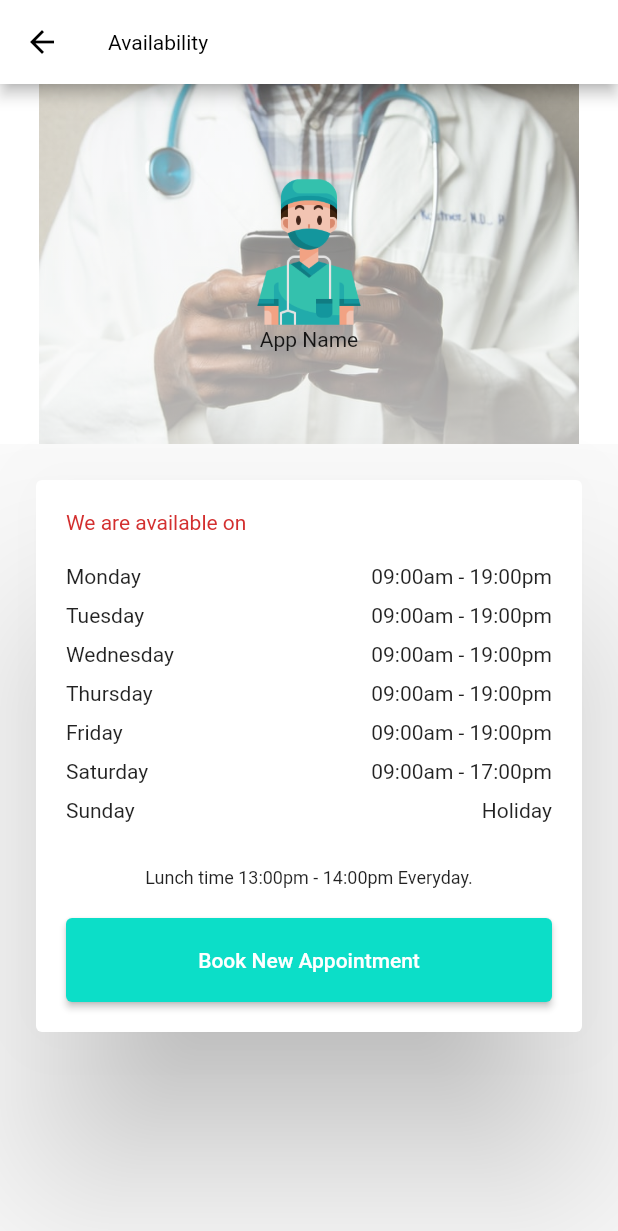
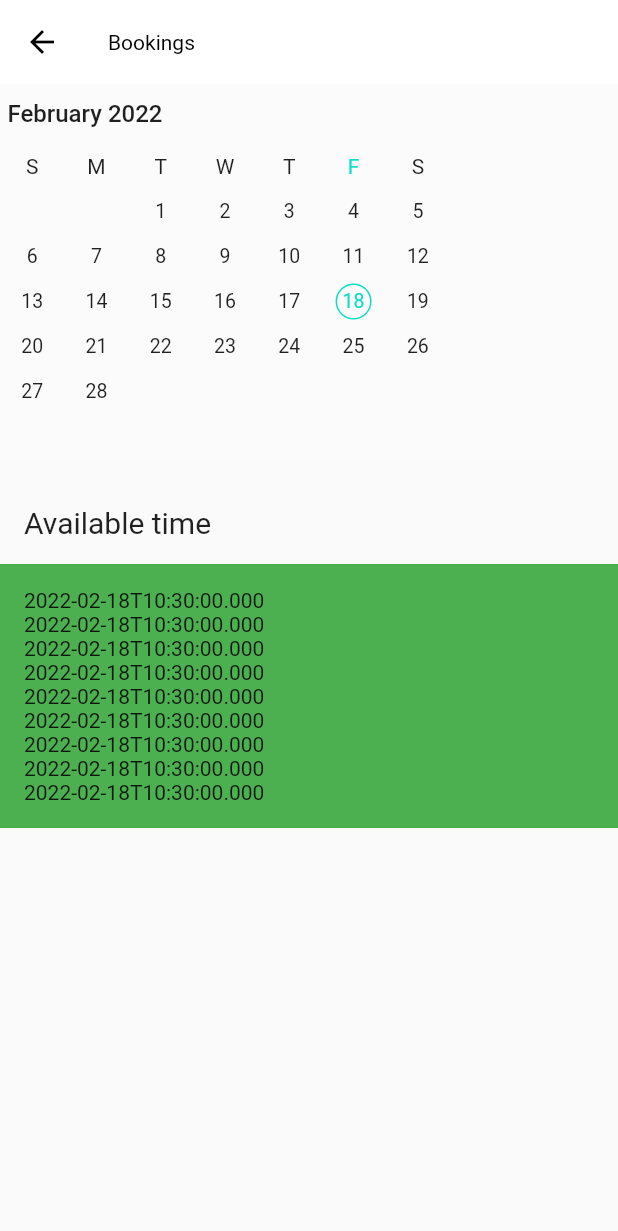
Before and after one commit to khethelogp/drapp, a Flutter app: the screen it shows after launch, on a phone screen of 412 x 824 dp. Shown: the top 1231 px of the screen. Run offline on Flutter 3.47's test engine with Material 2 defaults, Android fonts, the phone set to English and light mode, and no system bars; drawn by our look-alikes of syncfusion_flutter_datepicker.

Commit message:
bookings screen

```diff
--- a/lib/data/available_times.dart
+++ b/lib/data/available_times.dart
@@ -17,3 +17,15 @@ final List aTime =[
   {'day' : 'Saturday', 'hours': '09:00am - 17:00pm'},
   {'day': 'Sunday', 'hours': 'Holiday'}
 ];
+
+const AVAILABLE_TIMES = [
+  {'time': '10:00 AM'},
+  {'time': '11:00 AM'},
+  {'time': '12:00 PM'},
+  {'time': '13:00 PM'},
+  {'time': '14:00 PM'},
+  {'time': '15:00 PM'},
+  {'time': '16:00 PM'},
+  {'time': '17:00 PM'},
+  {'time': '18:00 PM'},
+];
--- a/lib/data/user_tabs.dart
+++ b/lib/data/user_tabs.dart
@@ -7,18 +7,21 @@ const LINKS = [
     id: 'c1',
     title: 'Availability',
     icon: Icons.calendar_today_rounded,
+    route: '/availability',
     color: Colors.grey,
   ),
   Link(
     id: 'c2',
     title: 'Bookings',
     icon: Icons.bookmark_add,
+    route: '/bookings',
     color: Colors.red,
   ),
   Link(
     id: 'c3',
     title: 'Profile',
     icon: Icons.account_circle,
+    route: '/profile',
     color: Colors.orange,
   ),
 ];
@@ -28,30 +31,35 @@ const ADMIN_LINKS = [
     id: 'a1',
     title: 'Add user',
     icon: Icons.person_add,
+    route: '/add-user',
     color: Colors.grey,
   ),
   Link(
     id: 'a2',
     title: 'Update user',
     icon: Icons.account_circle,
+    route: '/update-user',
     color: Colors.red,
   ),
   Link(
     id: 'a3',
     title: 'Users',
     icon: Icons.people,
+    route: '/users',
     color: Colors.orange,
   ),
   Link(
     id: 'a4',
     title: 'Availability',
     icon: Icons.calendar_today_rounded,
+    route: '/admin-availability',
     color: Colors.lightGreen,
   ),
   Link(
     id: 'a5',
     title: 'Bookings',
     icon: Icons.bookmark_add,
+    route: '/admin-bookings',
     color: Colors.pink,
   ),
 ];
--- a/lib/main.dart
+++ b/lib/main.dart
@@ -1,9 +1,11 @@
-import 'package:drapp/screens/admin_home_screen.dart';
+import 'package:drapp/screens/admin/admin_home_screen.dart';
+import 'package:drapp/screens/page_not_found.dart';
 import 'package:drapp/screens/user-screens/availability_screen.dart';
+import 'package:drapp/screens/user-screens/booking_screen.dart';
 import 'package:flutter/material.dart';
 
 import 'package:drapp/screens/auth_screen.dart';
-import 'package:drapp/screens/home_screen.dart';
+import 'package:drapp/screens/user-screens/home_screen.dart';
 
 void main() {
   runApp(const MyApp());
@@ -30,13 +32,15 @@ class MyApp extends StatelessWidget {
           iconTheme: IconThemeData(
             color: Colors.black
           ),
+          elevation: 0,
           color: Colors.white,
           titleTextStyle: TextStyle(
             color: Colors.black
           )
         )
       ),
-      home: Availability(),
+      home: BookingScreen(),
+      // home: Availability(),
       // home: const HomeScreen(),
       // home: const AdminHomeScreen(),
       // home: const AuthScreen(),
@@ -45,8 +49,12 @@ class MyApp extends StatelessWidget {
         // '/': (ctx) => AdminHomeScreen(),
         HomeScreen.routeName: (ctx) => HomeScreen(),
         AdminHomeScreen.routeName: (ctx) => AdminHomeScreen(),
-        Availability.routeName: (ctx) => Availability()
+        Availability.routeName: (ctx) => Availability(),
+        BookingScreen.routeName: (ctx) => BookingScreen(),
       },
+      onUnknownRoute: (settings) {
+        return MaterialPageRoute(builder: (ctx) => const PageNotFound());
+      }
     );
   }
 }
--- a/lib/models/links.dart
+++ b/lib/models/links.dart
@@ -4,12 +4,14 @@ class Link {
   final String id;
   final String title;
   final IconData icon;
+  final String route;
   final Color color;
 
   const Link({
     required this.id,
     required this.title,
     required this.icon,
+    required this.route,
     this.color = Colors.orange,
   });
 }
--- a/lib/screens/admin_home_screen.dart
+++ b/lib/screens/admin/admin_home_screen.dart
@@ -20,7 +20,7 @@ class AdminHomeScreen extends StatelessWidget {
               child: Column(
                 children: [
                   Row(
-                    children: [
+                    children: const <Widget> [
                       Text(
                         'Welcome Admin',
                         style: TextStyle(
@@ -40,7 +40,7 @@ class AdminHomeScreen extends StatelessWidget {
                         crossAxisCount: 3,
                         children:
                           ADMIN_LINKS.map(
-                            (e) => LinkItem(e.id, e.title,e.icon, e.color)
+                            (e) => LinkItem(e.id, e.title, e.icon, e.route, e.color)
                           ).toList(),
                       ),
                     ],
--- a/lib/screens/user-screens/availability_screen.dart
+++ b/lib/screens/user-screens/availability_screen.dart
@@ -1,6 +1,6 @@
 import 'package:drapp/data/available_times.dart';
 import 'package:drapp/models/times.dart';
-import 'package:drapp/screens/home_screen.dart';
+import 'package:drapp/screens/user-screens/home_screen.dart';
 import 'package:drapp/widgets/primary_button.dart';
 import 'package:drapp/widgets/time_item.dart';
 import 'package:flutter/material.dart';
--- /dev/null
+++ b/lib/screens/user-screens/booking_screen.dart
@@ -0,0 +1,81 @@
+import 'package:drapp/data/available_times.dart';
+import 'package:drapp/screens/user-screens/home_screen.dart';
+import 'package:flutter/material.dart';
+import 'package:syncfusion_flutter_datepicker/datepicker.dart';
+
+class BookingScreen extends StatefulWidget {
+  const BookingScreen({Key? key}) : super(key: key);
+
+  static const routeName = '/bookings';
+
+  @override
+  _BookingScreenState createState() => _BookingScreenState();
+}
+
+class _BookingScreenState extends State<BookingScreen> {
+  void _onSelectionChanged(DateRangePickerSelectionChangedArgs args) {
+    // TODO: implement your code here
+    print(args.value);
+  }
+
+  var today = DateTime.now();
+
+  @override
+  Widget build(BuildContext context) {
+    return Scaffold(
+        appBar: AppBar(
+          title: Text('Bookings'),
+          leading: IconButton(
+            onPressed: () {
+              Navigator.of(context).popAndPushNamed(HomeScreen.routeName);
+            },
+            icon: const Icon(Icons.arrow_back),
+          ),
+        ),
+        body: SingleChildScrollView(
+          child: Column(
+            mainAxisSize: MainAxisSize.min,
+            children: <Widget>[
+              Container(
+                height: 250,
+                color: Colors.white10,
+                child: Row(
+                  children: [
+                    SfDateRangePicker(
+                      view: DateRangePickerView.month,
+                      onSelectionChanged: _onSelectionChanged,
+                      // selectionMode: DateRangePickerSelectionMode.range,
+                    ),
+                  ],
+                ),
+              ),
+              const SizedBox(
+                height: 15,
+              ),
+              Column(mainAxisAlignment: MainAxisAlignment.start, children: [
+                Container(
+                  width: double.infinity,
+                  padding: const EdgeInsets.all(16),
+                  child: const Text(
+                    'Available time',
+                    textAlign: TextAlign.start,
+                    style: TextStyle(fontSize: 20),
+                  ),
+                ),
+                Container(
+                  width: double.infinity,
+                  color: Colors.green,
+                  padding:
+                      const EdgeInsets.symmetric(vertical: 16, horizontal: 16),
+                  child: ListView.builder(
+                      shrinkWrap: true,
+                      itemCount: AVAILABLE_TIMES.length,
+                      itemBuilder: (ctx, index) => Text(today.toIso8601String()),
+                  ),
+                ),
+              ]),
+            ],
+          ),
+        ));
+  }
+}
--- a/lib/screens/home_screen.dart
+++ b/lib/screens/user-screens/home_screen.dart
@@ -41,7 +41,7 @@ class HomeScreen extends StatelessWidget {
                         crossAxisCount: 3,
                         children:
                           LINKS.map(
-                            (e) => LinkItem(e.id, e.title,e.icon, e.color)
+                            (e) => LinkItem(e.id, e.title,e.icon,e.route, e.color)
                           ).toList(),
                       ),
                     ],
--- a/lib/widgets/link_item.dart
+++ b/lib/widgets/link_item.dart
@@ -5,13 +5,14 @@ class LinkItem extends StatelessWidget {
   final String id;
   final String title;
   final IconData icon;
+  final String route;
   final Color color;
 
-  LinkItem(this.id, this.title, this.icon ,this.color);
+  LinkItem(this.id, this.title, this.icon, this.route, this.color);
 
   void selectedLink(BuildContext ctx) {
     Navigator.of(ctx).pushNamed(
-      Availability.routeName,
+      route,
       // arguments: {
       //   'id': id,
       //   'title': title,
--- a/pubspec.yaml
+++ b/pubspec.yaml
@@ -34,6 +34,8 @@ dependencies:
   # The following adds the Cupertino Icons font to your application.
   # Use with the CupertinoIcons class for iOS style icons.
   cupertino_icons: ^1.0.2
+  syncfusion_flutter_datepicker: ^19.4.52
+  intl: ^0.17.0
 
 dev_dependencies:
   flutter_test:
```
Also changed, not shown: lib/screens/page_not_found.dart (added, +26 -0 lines), assets/images/404.gif (added), pubspec.lock.
